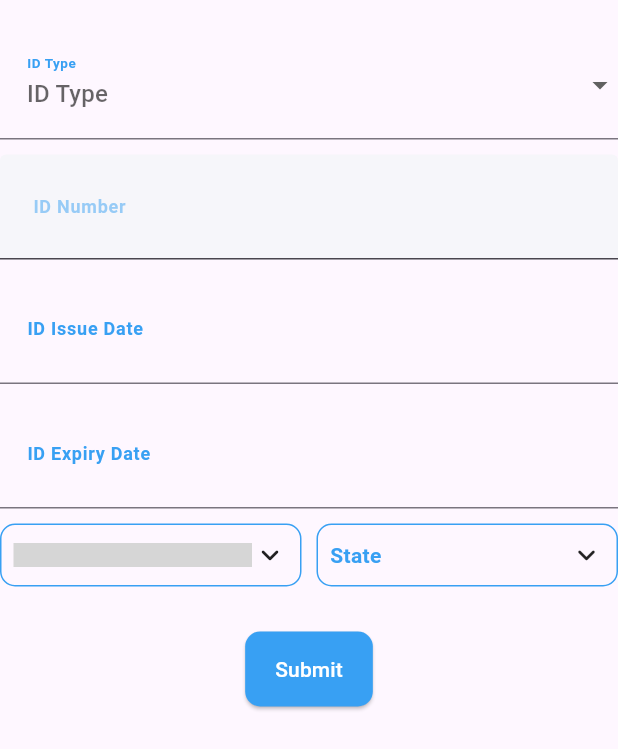
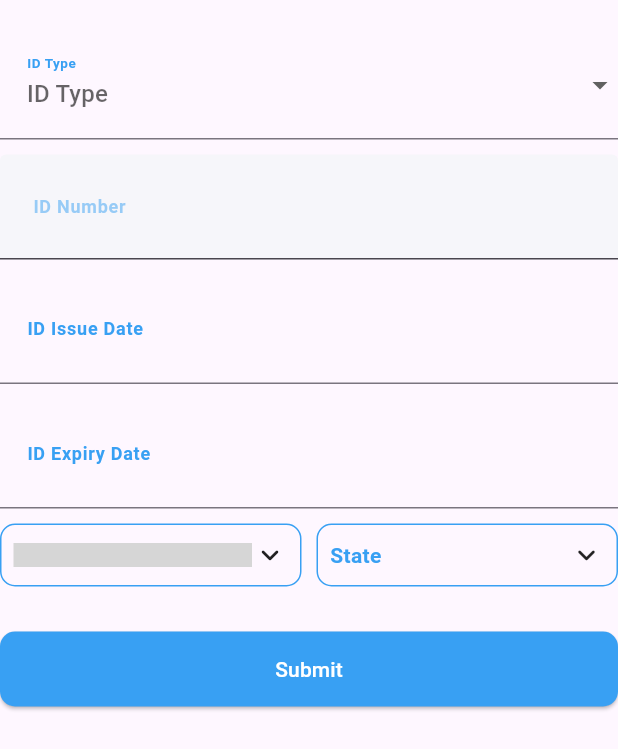
Before and after one commit to fineratech/FinPackages, a Flutter app: the IdInfoView widget shown alone on an empty page, opened directly with empty values, on a phone screen of 412 x 824 dp. Shown: the top 749 px of the screen. Run offline on Flutter 3.47's test engine with Material 3 defaults, Android fonts, the phone set to English and light mode, and no system bars; drawn by our look-alikes of csc_picker, flutter_form_builder; our stand-ins replace dio, file_picker, flutter_credit_card, flutter_svg, form_builder_validators, image_cropper and 5 more; missing offline and left inert: control_style, talker_dio_logger; statements that could not run were skipped; project files that could hold a hidden picture were left out; grey boxes are pictures that could not be loaded.

Commit message:
Enhance therapist registration flow by improving button layouts and adding page navigation

```diff
--- a/entity_registration/lib/src/Screens/therapist/id_info/id_info_view.dart
+++ b/entity_registration/lib/src/Screens/therapist/id_info/id_info_view.dart
@@ -180,10 +180,13 @@ class IdInfoView extends StatelessWidget {
                   //   ],
                   // ),
                   const SizedBox(height: 20),
-                  CustomButton(
+                  SizedBox(
+                    width: double.infinity,
+                    child: CustomButton(
                       child: const Text("Submit"),
                       onPressed: () {
-                      if (viewModel.formKey.currentState?.validate() ?? false) {
+                        if (viewModel.formKey.currentState?.validate() ??
+                            false) {
                           TherapistModel therapist = TherapistModel(
                             idIssuingCountry: viewModel.country ?? "",
                             idIssuingState: viewModel.state ?? "",
@@ -212,6 +215,7 @@ class IdInfoView extends StatelessWidget {
                           saveTherapist(therapist);
                         }
                       },
+                    ),
                   )
                 ],
               ),
--- a/entity_registration/lib/src/Screens/therapist/register_therapist_screen.dart
+++ b/entity_registration/lib/src/Screens/therapist/register_therapist_screen.dart
@@ -47,6 +47,8 @@ class RegisterTherapistScreen extends StatelessWidget {
                 children: [
                   Expanded(
                     child: PageView(
+                      allowImplicitScrolling: false,
+                      physics: const NeverScrollableScrollPhysics(),
                       controller: viewModel.pageController,
                       children: [
                         BasicInfoView(
--- a/entity_registration/lib/src/Screens/therapist/register_therapist_view_model.dart
+++ b/entity_registration/lib/src/Screens/therapist/register_therapist_view_model.dart
@@ -119,8 +119,10 @@ class RegisterTherapistViewModel extends ChangeNotifier {
   }
 
   Future<void> saveTherapist(TherapistModel therapist) async {
+    logger.i("Current Page: $currentPage");
     if (currentPage == 0) {
       therapistModel = therapist;
+      jumpToPage(1);
     } else {
       if (currentPage == 1) {
         therapistModel = therapistModel?.copyWith(
@@ -136,6 +138,7 @@ class RegisterTherapistViewModel extends ChangeNotifier {
           licenseIssuingState: therapist.licenseIssuingState,
           licenseType: therapist.licenseType,
         );
+        jumpToPage(2);
       } else {
         therapistModel = therapistModel?.copyWith(
           idExpiryDate: therapist.idExpiryDate,
```
Also changed, not shown: entity_registration/lib/src/Screens/therapist/basic_info/basic_info_view.dart (+16 -14 lines), entity_registration/lib/src/Screens/therapist/license_info/license_info_view.dart (+11 -7 lines). Lines whose indentation alone changed are shown as unchanged.
